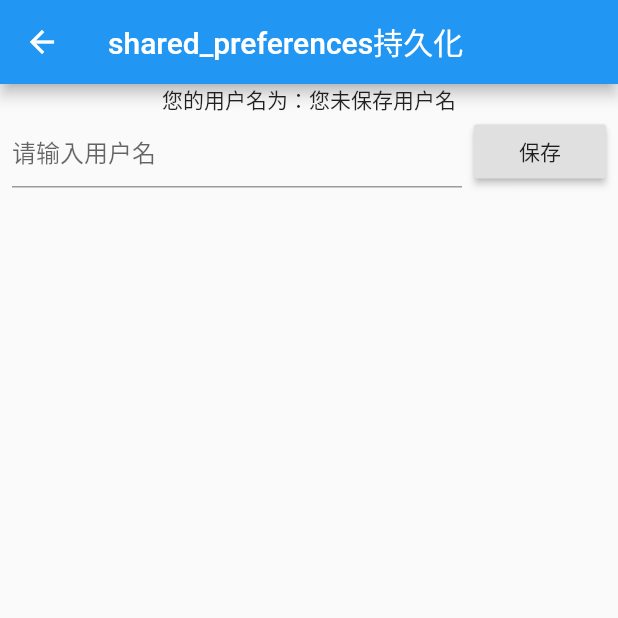
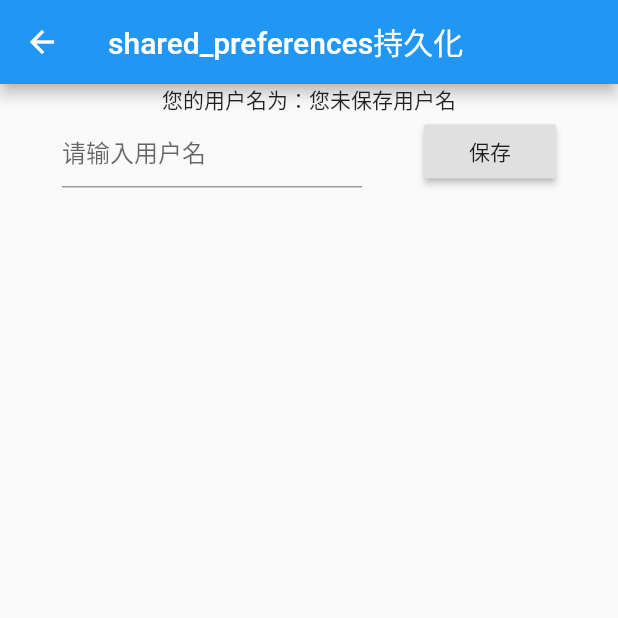
Before and after one commit to suheping/flutter_demo, a Flutter app: the SDFDemoPage screen opened by its route, on a phone screen of 412 x 824 dp, the top half of it. Run offline on Flutter 3.47's test engine with Material 2 defaults, Android fonts, the phone set to English and light mode, and no system bars; our stand-ins replace camera, fluro, flutter_easyrefresh, fluttertoast, shared_preferences, signature and 1 more; missing offline and left inert: orientation; accounts and stored records are empty.

Commit message:
更新readme

```diff
--- a/lib/pages/shared_preferences_demo_page.dart
+++ b/lib/pages/shared_preferences_demo_page.dart
@@ -19,7 +19,7 @@ class SDFDemoPage extends StatelessWidget {
               mainAxisAlignment: MainAxisAlignment.spaceEvenly,
               children: [
                 Container(
-                  width: 300,
+                  width: 200,
                   child: TextField(
                     controller: _controller,
                     decoration: InputDecoration(hintText: '请输入用户名'),
--- a/pubspec.yaml
+++ b/pubspec.yaml
@@ -31,14 +31,12 @@ dependencies:
   fluro: ^1.6.3
   orientation: ^1.2.0
   signature: ^3.2.0
-  image_gallery_saver: ^1.5.0
   fluttertoast: ^7.1.1
   shared_preferences: ^0.5.12
   flutter_easyrefresh: ^2.1.5
   camera: ^0.5.8+8
   path_provider: ^1.6.18
   video_player: ^0.11.0
-  permission_handler: ^5.0.1+1
 
 dev_dependencies:
   flutter_test:
```
Also changed, not shown: lib/pages/signature_demo_page.dart (+0 -11 lines), pubspec.lock, 1 other file.
